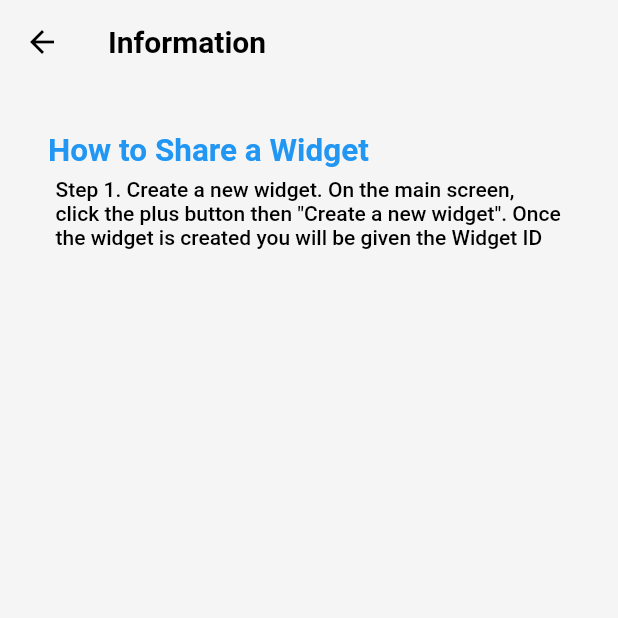
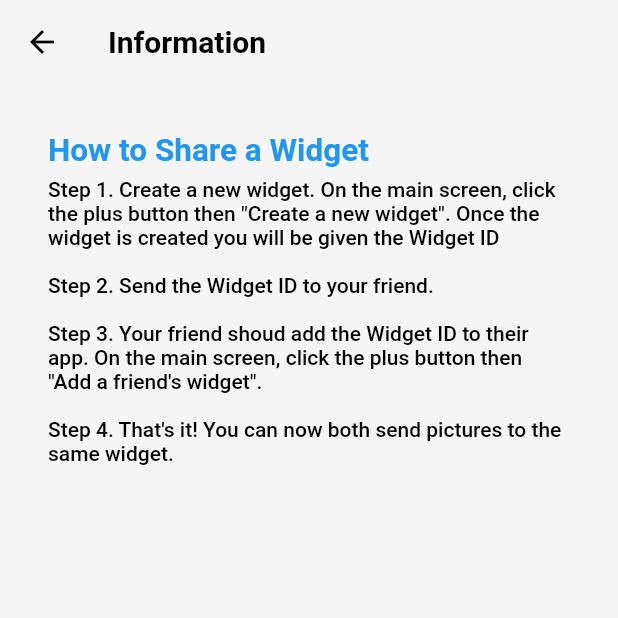
Before and after one commit to samueljml/widget-share, a Flutter app: the InformationScreen screen opened by its route, on a phone screen of 412 x 824 dp, the top half of it. Run offline on Flutter 3.47's test engine with Material 2 defaults, Android fonts, the phone set to English and light mode, and no system bars.

Commit message:
Update instructions

```diff
--- a/lib/app/modules/information/page.dart
+++ b/lib/app/modules/information/page.dart
@@ -24,11 +24,13 @@ class InformationScreen extends StatelessWidget {
                     fontSize: 21),
               ),
               Padding(
-                padding: const EdgeInsets.all(5),
+                padding: const EdgeInsets.only(
+                  top: 5,
+                ),
                 child: Column(
                   children: [
                     Text(
-                      "Step 1. Create a new widget. On the main screen, click the plus button then \"Create a new widget\". Once the widget is created you will be given the Widget ID",
+                      "Step 1. Create a new widget. On the main screen, click the plus button then \"Create a new widget\". Once the widget is created you will be given the Widget ID\n\nStep 2. Send the Widget ID to your friend.\n\nStep 3. Your friend shoud add the Widget ID to their app. On the main screen, click the plus button then \"Add a friend's widget\".\n\nStep 4. That's it! You can now both send pictures to the same widget.",
                       style: Theme.of(context).textTheme.bodyText1,
                     ),
                   ],
```
